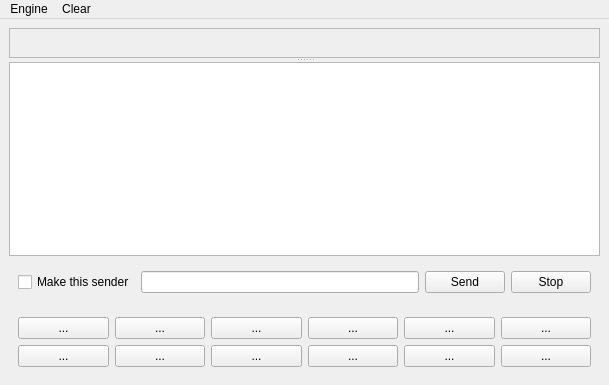
Before: the Qt Designer form mqt/MqtDataModes/dmmainwindow.ui in Rsclub22/Minos2-Mirror, drawn with Qt 5.
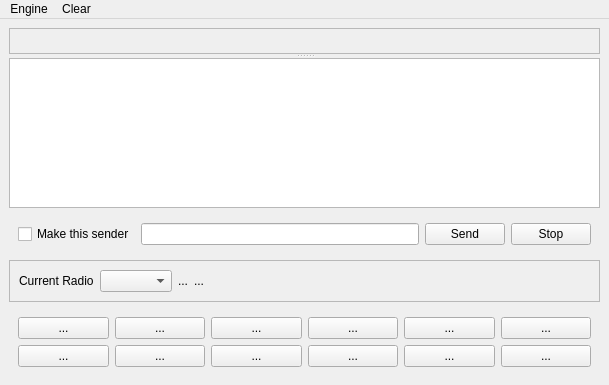
After: the same form once the commit is applied. Custom widgets are drawn as their Qt base class.

Diff of the .ui file:
```diff
--- a/mqt/MqtDataModes/dmmainwindow.ui
+++ b/mqt/MqtDataModes/dmmainwindow.ui
@@ -28,7 +28,7 @@
         <enum>QFrame::Raised</enum>
        </property>
       </widget>
-      <widget class="QWidget" name="">
+      <widget class="QWidget" name="layoutWidget">
        <layout class="QVBoxLayout" name="verticalLayout_2">
         <item>
          <widget class="DataPainter" name="rxChars">
@@ -71,6 +71,55 @@
           </layout>
          </widget>
         </item>
+        <item>
+         <widget class="QFrame" name="rigFrame">
+          <property name="frameShape">
+           <enum>QFrame::StyledPanel</enum>
+          </property>
+          <property name="frameShadow">
+           <enum>QFrame::Raised</enum>
+          </property>
+          <layout class="QHBoxLayout" name="horizontalLayout_4">
+           <item>
+            <widget class="QLabel" name="label">
+             <property name="text">
+              <string>Current Radio</string>
+             </property>
+            </widget>
+           </item>
+           <item>
+            <widget class="QComboBox" name="mainRigComboBox"/>
+           </item>
+           <item>
+            <widget class="QLabel" name="rigMode">
+             <property name="text">
+              <string>...</string>
+             </property>
+            </widget>
+           </item>
+           <item>
+            <widget class="QLabel" name="rigFreq">
+             <property name="text">
+              <string>...</string>
+             </property>
+            </widget>
+           </item>
+           <item>
+            <spacer name="horizontalSpacer">
+             <property name="orientation">
+              <enum>Qt::Horizontal</enum>
+             </property>
+             <property name="sizeHint" stdset="0">
+              <size>
+               <width>40</width>
+               <height>20</height>
+              </size>
+             </property>
+            </spacer>
+           </item>
+          </layout>
+         </widget>
+        </item>
         <item>
          <widget class="QFrame" name="FButtonFrame">
           <layout class="QVBoxLayout" name="verticalLayout">
```
